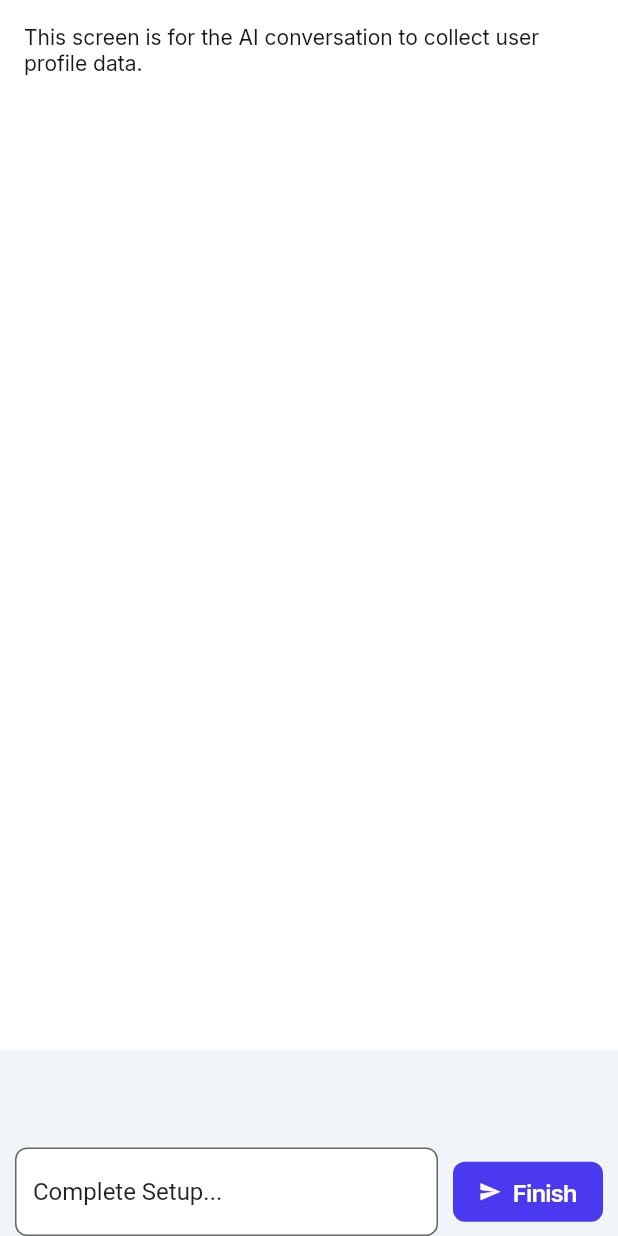
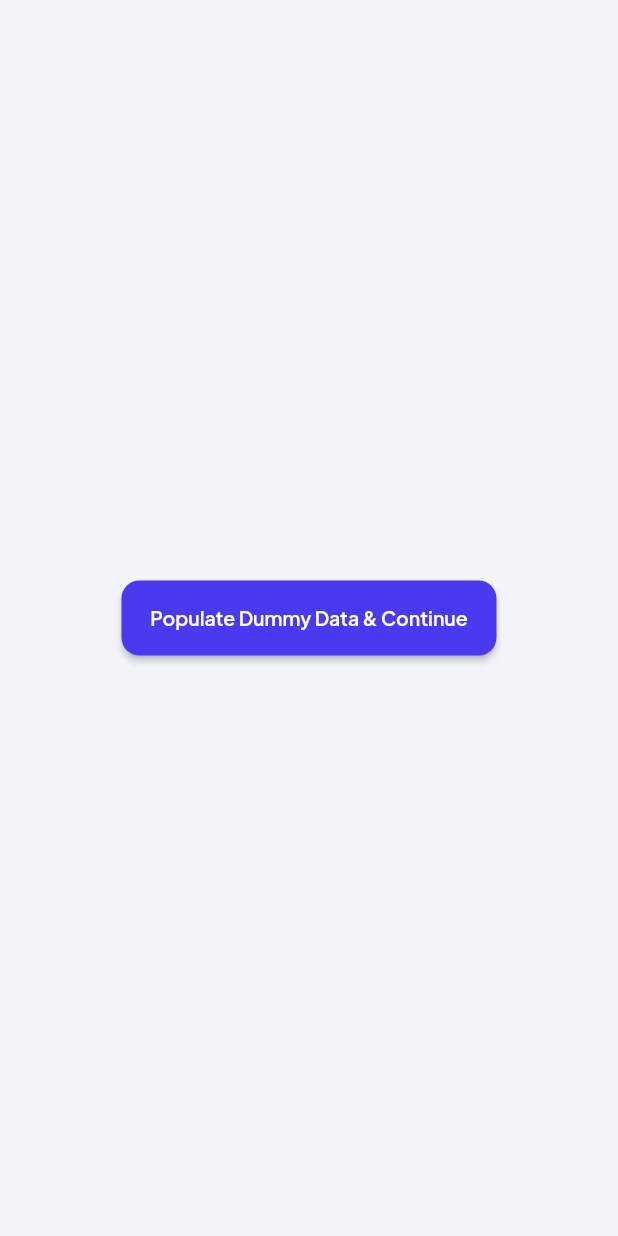
Before and after one commit to varsharamanujam/walleteriumFrontend, a Flutter app: the AIConversationalOnboardingScreenWidget screen opened by its route, on a phone screen of 412 x 824 dp. Run offline on Flutter 3.47's test engine with Material 3 defaults, Android fonts, the phone set to English and light mode, and no system bars; drawn by our look-alikes of auto_size_text; our stand-ins replace carousel_slider, cloud_firestore, firebase_auth, firebase_core, fl_chart, flutter_animate and 11 more; missing offline and left inert: json_path; accounts and stored records are empty.

Commit message:
dummy data and api template

```diff
--- a/lib/feature1/a_i_conversational_onboarding_screen/a_i_conversational_onboarding_screen_model.dart
+++ b/lib/feature1/a_i_conversational_onboarding_screen/a_i_conversational_onboarding_screen_model.dart
@@ -8,22 +8,40 @@ import 'package:flutter/material.dart';
 import 'package:google_fonts/google_fonts.dart';
 import 'package:provider/provider.dart';
 
+// class Message { // Commented out as per request
+//   final String text; // Commented out as per request
+//   final bool isFromUser; // Commented out as per request
+//   Message({required this.text, required this.isFromUser}); // Commented out as per request
+// } // Commented out as per request
+
 class AIConversationalOnboardingScreenModel
     extends FlutterFlowModel<AIConversationalOnboardingScreenWidget> {
   ///  State fields for stateful widgets in this page.
 
-  // State field(s) for userMessageInput widget.
-  FocusNode? userMessageInputFocusNode;
-  TextEditingController? userMessageInputTextController;
-  String? Function(BuildContext, String?)?
-      userMessageInputTextControllerValidator;
+  // TextEditingController userMessageInputTextController = TextEditingController(); // Commented out as per request
+  // FocusNode? userMessageInputFocusNode; // Keep this as nullable if FlutterFlow might not always initialize it // Commented out as per request
+
+  // String? Function(BuildContext, String?)? // Commented out as per request
+  //     userMessageInputTextControllerValidator; // Commented out as per request
+
+  // List<Message> conversation = []; // Commented out as per request
 
   @override
-  void initState(BuildContext context) {}
+  void initState(BuildContext context) {
+    // If userMessageInputFocusNode is always expected to be non-null
+    // by the time initState completes, you could initialize it here too:
+    // userMessageInputFocusNode = FocusNode();
+  }
 
   @override
   void dispose() {
-    userMessageInputFocusNode?.dispose();
-    userMessageInputTextController?.dispose();
+    // Safely dispose of nullable FocusNode
+    // userMessageInputFocusNode?.dispose(); // Commented out as per request
+
+    // Dispose of non-nullable TextEditingController
+    // userMessageInputTextController.dispose(); // Commented out as per request
+
+    // Call super.dispose() *last*
+    // super.dispose(); only if its not abstract class
   }
 }
--- a/lib/feature1/a_i_conversational_onboarding_screen/a_i_conversational_onboarding_screen_widget.dart
+++ b/lib/feature1/a_i_conversational_onboarding_screen/a_i_conversational_onboarding_screen_widget.dart
@@ -1,17 +1,14 @@
 import '/flutter_flow/flutter_flow_theme.dart';
 import '/flutter_flow/flutter_flow_util.dart';
 import '/flutter_flow/flutter_flow_widgets.dart';
-import 'dart:ui';
 import 'package:flutter/material.dart';
-import 'package:google_fonts/google_fonts.dart';
-import 'package:provider/provider.dart';
-import 'a_i_conversational_onboarding_screen_model.dart';
-export 'a_i_conversational_onboarding_screen_model.dart';
-
-// Imports for Firebase
-import 'package:cloud_firestore/cloud_firestore.dart';
+// import 'package:cloud_firestore/cloud_firestore.dart'; // Commented out as per request
+// import 'package:cloud_functions/cloud_functions.dart'; // Commented out as per request
 import '/auth/firebase_auth/auth_util.dart';
-import '/index.dart';
+// import '/index.dart'; // Commented out as per request
+// import 'a_i_conversational_onboarding_screen_model.dart'; // Commented out as per request
+// export 'a_i_conversational_onboarding_screen_model.dart'; // Commented out as per request
+import 'package:walleterium/feature1/a_i_conversational_onboarding_screen/dummyData.dart'; // Import dummyData.dart
 
 class AIConversationalOnboardingScreenWidget extends StatefulWidget {
   const AIConversationalOnboardingScreenWidget({super.key});
@@ -26,195 +23,185 @@ class AIConversationalOnboardingScreenWidget extends StatefulWidget {
 
 class _AIConversationalOnboardingScreenWidgetState
     extends State<AIConversationalOnboardingScreenWidget> {
-  late AIConversationalOnboardingScreenModel _model;
-
+  // late AIConversationalOnboardingScreenModel _model; // Commented out as per request
   final scaffoldKey = GlobalKey<ScaffoldState>();
+  // String? _onboardingSessionId; // Commented out as per request
+  // bool _isLoading = true; // Commented out as per request
+  // bool _isConversationDone = false; // Commented out as per request
 
   @override
   void initState() {
     super.initState();
-    _model =
-        createModel(context, () => AIConversationalOnboardingScreenModel());
-
-    _model.userMessageInputTextController ??=
-        TextEditingController(text: 'Complete Setup...');
-    _model.userMessageInputFocusNode ??= FocusNode();
-
-    WidgetsBinding.instance.addPostFrameCallback((_) => safeSetState(() {}));
+    // _model = createModel(context, () => AIConversationalOnboardingScreenModel()); // Commented out as per request
+    // _model.userMessageInputTextController ??= TextEditingController(); // Commented out as per request
+    // _model.userMessageInputFocusNode ??= FocusNode(); // Commented out as per request
+    // _startOrResumeOnboarding(); // Commented out as per request
   }
 
   @override
   void dispose() {
-    _model.dispose();
-
+    // _model.dispose(); // Commented out as per request
     super.dispose();
   }
+
+  // Commented out API related methods as per request
+  /*
+  Future<void> _startOrResumeOnboarding() async {
+    if (currentUser == null) {
+      setState(() {
+        _isLoading = false; // Set loading to false if no user
+      });
+      return;
+    }
+
+    setState(() {
+      _isLoading = true;
+    });
+
+    try {
+      final HttpsCallable callable =
+          FirebaseFunctions.instance.httpsCallable('startOnboarding');
+      // For development, you can mock the current user if FirebaseAuth isn't fully set up locally
+      final results = await callable.call({'userId': currentUserUid ?? 'dummy_user_id'});
+      final data = results.data as Map<String, dynamic>;
+
+      _onboardingSessionId = data['sessionId'];
+      // Ensure 'messages' is treated as a List<dynamic> before mapping
+      final messages = (data['messages'] as List<dynamic>)
+          .map((m) => Message(
+              text: m['text'] as String, isFromUser: m['sender'] == 'user'))
+          .toList();
+
+      setState(() {
+        _model.conversation = messages;
+        _isLoading = false;
+        _isConversationDone = data['isDone'] ?? false;
+      });
+    } catch (e) {
+      print('Error starting onboarding: $e');
+      ScaffoldMessenger.of(context).showSnackBar(
+        SnackBar(content: Text('Error starting onboarding. Please try again.')),
+      );
+      setState(() {
+        _isLoading = false;
+      });
+    }
+  }
+
+  Future<void> _handleUserMessage() async {
+    final text = _model.userMessageInputTextController.text;
+    if (text.isEmpty || _onboardingSessionId == null) {
+      return;
+    }
+
+    final userMessage = Message(text: text, isFromUser: true);
+
+    setState(() {
+      _model.conversation.add(userMessage);
+      _isLoading = true;
+    });
+    _model.userMessageInputTextController.clear();
+
+    try {
+      final HttpsCallable callable =
+          FirebaseFunctions.instance.httpsCallable('postToOnboarding');
+      final results = await callable.call({
+        'sessionId': _onboardingSessionId,
+        'message': text,
+      });
+
+      final data = results.data as Map<String, dynamic>;
+      final aiResponse =
+          Message(text: data['response'] as String, isFromUser: false);
+
+      setState(() {
+        _model.conversation.add(aiResponse);
+        _isConversationDone = data['isDone'] ?? false;
+        _isLoading = false;
+      });
+    } catch (e) {
+      print('Error sending message: $e');
+      ScaffoldMessenger.of(context).showSnackBar(
+        SnackBar(content: Text('Error sending message. Please try again.')),
+      );
+      setState(() {
+        _isLoading = false;
+        _model.conversation.remove(userMessage); // Remove user message on error
+      });
+    }
+  }
+
+  Future<void> _completeOnboarding() async {
+    // The backend should handle marking the user as complete.
+    // This navigation assumes the backend has finished its work.
+    context.goNamed(MainDashWidget.routeName);
+  }
+
+  // New method to populate dummy conversation data
+  void _populateDummyConversation() {
+    setState(() {
+      _model.conversation = [
+        Message(text: "Hello! I'm here to help you set up your wallet. What's your primary goal with this app?", isFromUser: false),
+        Message(text: "My goal is to track my spending and save money.", isFromUser: true),
+        Message(text: "That's a great goal! Are you interested in budgeting tools or investment insights?", isFromUser: false),
+        Message(text: "Budgeting tools would be really helpful for me.", isFromUser: true),
+        Message(text: "Excellent! We have several budgeting features. Is there any specific type of budget you're looking for, like a monthly budget or category-based tracking?", isFromUser: false),
+        Message(text: "A monthly budget would be ideal.", isFromUser: true),
+        Message(text: "Got it! Your onboarding is now complete. We've set up your profile to focus on monthly budgeting. You can always adjust these settings later. Enjoy using the app!", isFromUser: false),
+      ];
+      _isConversationDone = true; // Mark as done for dummy data
+      _isLoading = false; // Ensure loading is off
+    });
+    ScaffoldMessenger.of(context).showSnackBar(
+      SnackBar(content: Text('Dummy conversation loaded!')),
+    );
+  }
+
+  // Existing method to upload dummy Firestore data (from your provided code)
+  Future<void> _uploadDummyFirestoreData() async {
+    try {
+      final data = {
+        'name': 'Test User from Onboarding',
+        'email': 'testuser_onboarding@example.com',
+        'timestamp': FieldValue.serverTimestamp(),
+        'role': 'onboarding_tester',
+      };
+      await FirebaseFirestore.instance.collection('demoEntries').add(data);
+      ScaffoldMessenger.of(context).showSnackBar(
+        SnackBar(content: Text('Dummy Firestore data uploaded successfully!')),
+      );
+    } catch (e) {
+      ScaffoldMessenger.of(context).showSnackBar(
+        SnackBar(content: Text('Error uploading Firestore data: $e')),
+      );
+    }
+  }
+  */
 
   @override
   Widget build(BuildContext context) {
     return GestureDetector(
-      onTap: () {
-        FocusScope.of(context).unfocus();
-        FocusManager.instance.primaryFocus?.unfocus();
-      },
+      onTap: () => FocusScope.of(context).unfocus(),
       child: Scaffold(
         key: scaffoldKey,
         backgroundColor: FlutterFlowTheme.of(context).primaryBackground,
-        body: SafeArea(
-          top: true,
-          child: Column(
-            mainAxisSize: MainAxisSize.max,
-            children: [
-              Expanded(
-                flex: 1,
-                child: ListView(
-                  padding: EdgeInsets.zero,
-                  shrinkWrap: true,
-                  scrollDirection: Axis.vertical,
-                  children: [
-                    Container(
-                      width: 363.1,
-                      height: 700.0,
-                      decoration: BoxDecoration(
-                        color: FlutterFlowTheme.of(context).secondaryBackground,
-                      ),
-                      child: Padding(
-                        padding: const EdgeInsets.all(16.0),
-                        child: Text(
-                          'This screen is for the AI conversation to collect user profile data.',
-                          style: FlutterFlowTheme.of(context).bodyLarge,
-                        ),
-                      ),
-                    ),
-                  ],
-                ),
-              ),
-              Row(
-                mainAxisSize: MainAxisSize.max,
-                children: [
-                  Expanded(
-                    child: Padding(
-                      padding: const EdgeInsetsDirectional.fromSTEB(
-                          10.0, 0.0, 10.0, 0.0),
-                      child: TextFormField(
-                        controller: _model.userMessageInputTextController,
-                        focusNode: _model.userMessageInputFocusNode,
-                        readOnly:
-                            true, // Making the text field non-editable for this example
-                        decoration: InputDecoration(
-                          filled: true,
-                          fillColor:
-                              FlutterFlowTheme.of(context).secondaryBackground,
-                          border: OutlineInputBorder(
-                            borderRadius: BorderRadius.circular(8.0),
-                          ),
-                        ),
-                      ),
-                    ),
+        body: Center(
+          child: FFButtonWidget(
+            onPressed: () async {
+              await uploadDummyData(context);
+            },
+            text: 'Populate Dummy Data & Continue',
+            options: FFButtonOptions(
+              width: 250,
+              height: 50,
+              color: FlutterFlowTheme.of(context).primary,
+              textStyle: FlutterFlowTheme.of(context).titleSmall.override(
+                    fontFamily: 'Plus Jakarta Sans',
+                    color: Colors.white,
+                    fontSize: 16,
                   ),
-                  Padding(
-                    padding: const EdgeInsetsDirectional.fromSTEB(
-                        0.0, 0.0, 10.0, 0.0),
-                    child: FFButtonWidget(
-                      onPressed: () async {
-                      final user = currentUser;
-                      if (user == null) {
-                        context.goNamed(AuthHubScreenWidget.routeName);
-                        return;
-                      }
-
-                      final batch = FirebaseFirestore.instance.batch();
-
-                      // --- Create references with unique IDs FIRST ---
-                      final hdfcAccountRef = FirebaseFirestore.instance.collection('user_accounts').doc();
-                      final cashAccountRef = FirebaseFirestore.instance.collection('user_accounts').doc();
-                      final vehicleAssetRef = FirebaseFirestore.instance.collection('user_assets').doc();
-                      final goldAssetRef = FirebaseFirestore.instance.collection('user_assets').doc(); //
-
-                      // --- Set Account Data ---
-                      batch.set(hdfcAccountRef, {
-                        'user_id': user.uid, 'account_name': 'HDFC Bank Savings', 'account_type': 'Debit',
-                        'current_balance': 125500.75, 'created_at': FieldValue.serverTimestamp(), 'account_color': '#1e90ff',
-                      });
-                      batch.set(cashAccountRef, {
-                        'user_id': user.uid, 'account_name': 'Cash Wallet', 'account_type': 'Cash',
-                        'current_balance': 8500.00, 'created_at': FieldValue.serverTimestamp(), 'account_color': '#32cd32',
-                      });
-
-                      // --- Set Asset Data ---
-                      batch.set(vehicleAssetRef, {
-                        'user_id': user.uid, 'asset_name': 'My Suzuki Swift', 'asset_type': 'Vehicle',
-                        'current_value': 680000.0, 'purchase_value': 820000.0,
-                        'purchase_date': Timestamp.fromDate(DateTime(2023, 5, 20)),
-                        'metadata': { 'make': 'Maruti Suzuki', 'model': 'Swift VXI', 'year': 2023 }
-                      });
-                      batch.set(goldAssetRef, {
-                        'user_id': user.uid, 'asset_name': 'Gold Bar', 'asset_type': 'Gold', //
-                        'current_value': 0.0, // This will be updated by live price in WealthHubScreen
-                        'purchase_value': 60000.0, // Assuming 10 grams purchased at 6000/gram
-                        'purchase_date': Timestamp.fromDate(DateTime(2024, 1, 15)), //
-                        'metadata': { 'weightInGrams': 10.0 } //
-                      });
-
-                      // --- Set Transaction Data (linked to HDFC account) ---
-                      batch.set(FirebaseFirestore.instance.collection('transactions').doc(), {
-                        'user_id': user.uid, 'account_id': hdfcAccountRef.id, 'amount': 50000.0,
-                        'type': 'Income', 'description': 'Monthly Salary', 'category': 'Salary',
-                        'transaction_date': Timestamp.fromDate(DateTime(2025, 7, 1)),
-                      });
-                      batch.set(FirebaseFirestore.instance.collection('transactions').doc(), {
-                        'user_id': user.uid, 'account_id': hdfcAccountRef.id, 'amount': 750.50,
-                        'type': 'Expense', 'description': 'Dinner at Toit', 'category': 'Food & Drink',
-                        'transaction_date': Timestamp.fromDate(DateTime(2025, 7, 20)),
-                      });
-                      batch.set(FirebaseFirestore.instance.collection('transactions').doc(), {
-                        'user_id': user.uid, 'account_id': hdfcAccountRef.id, 'amount': 900.00,
-                        'type': 'Expense', 'description': 'movie', 'category': 'entertainment',
-                        'transaction_date': Timestamp.fromDate(DateTime(2025, 7, 20)),
-                      });
-                      batch.set(FirebaseFirestore.instance.collection('transactions').doc(), {
-                        'user_id': user.uid, 'account_id': hdfcAccountRef.id, 'amount': 1500.00,
-                        'type': 'Expense', 'description': 'family outing', 'category': 'entertainment',
-                        'transaction_date': Timestamp.fromDate(DateTime(2025, 7, 20)),
-                      });
-
-                      // --- Finalize Onboarding ---
-                      final walletUserDocRef = FirebaseFirestore.instance.collection('wallet_user_collection').doc(user.uid);
-                      batch.update(walletUserDocRef, {
-                        'onboarding_completed': true,
-                        'persona': 'Budgetor',
-                      });
-
-                      try {
-                        await batch.commit();
-                        context.goNamed(MainDashWidget.routeName);
-                      } catch (e) {
-                        print('Error committing batch write: $e');
-                      }
-                    },
-                      text: 'Finish',
-                      icon: const Icon(
-                        Icons.send,
-                        size: 15.0,
-                      ),
-                      options: FFButtonOptions(
-                        width: 100, // Adjusted width for better text fit
-                        height: 40.0,
-                        color: FlutterFlowTheme.of(context).primary,
-                        textStyle:
-                            FlutterFlowTheme.of(context).titleSmall.override(
-                                  fontFamily: FlutterFlowTheme.of(context)
-                                      .titleSmallFamily,
-                                  color: Colors.white,
-                                ),
-                        elevation: 0.0,
-                        borderRadius: BorderRadius.circular(8.0),
-                      ),
-                    ),
-                  ),
-                ],
-              ),
-            ],
+              borderRadius: BorderRadius.circular(12),
+            ),
           ),
         ),
       ),
--- a/pubspec.yaml
+++ b/pubspec.yaml
@@ -36,6 +36,7 @@ dependencies:
   cloud_firestore: 5.6.9
   cloud_firestore_platform_interface: 6.6.9
   cloud_firestore_web: 4.4.9
+  cloud_functions: 5.5.2
   collection: 1.19.1
   firebase_auth: 5.6.0
   firebase_auth_platform_interface: 7.7.0
```
Also changed, not shown: lib/feature1/a_i_conversational_onboarding_screen/dummyData.dart (added, +192 -0 lines), pubspec.lock, 3 other files.
